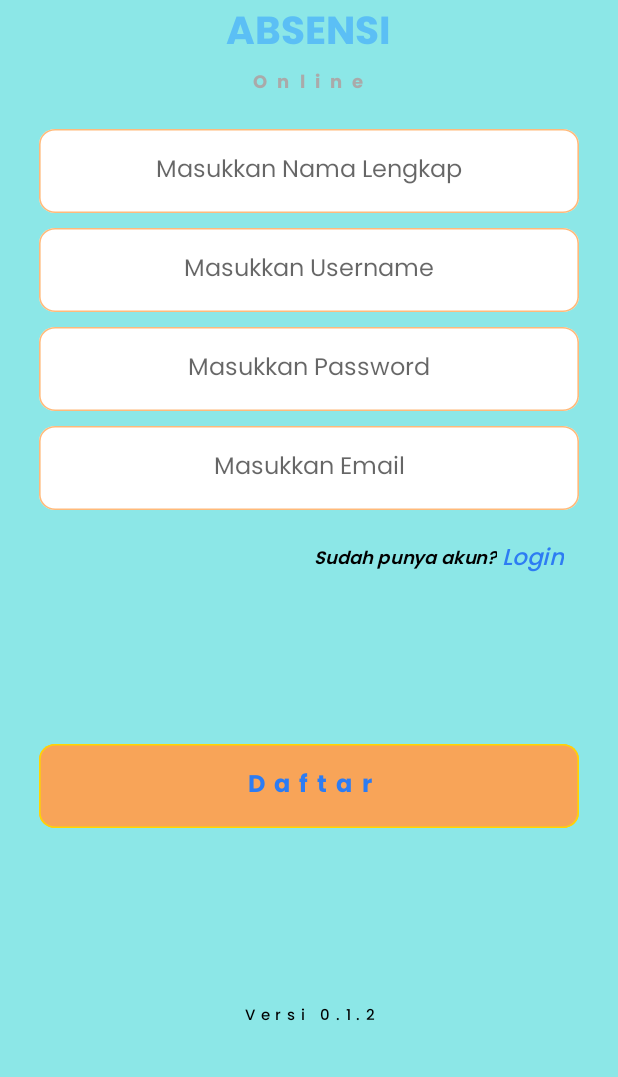
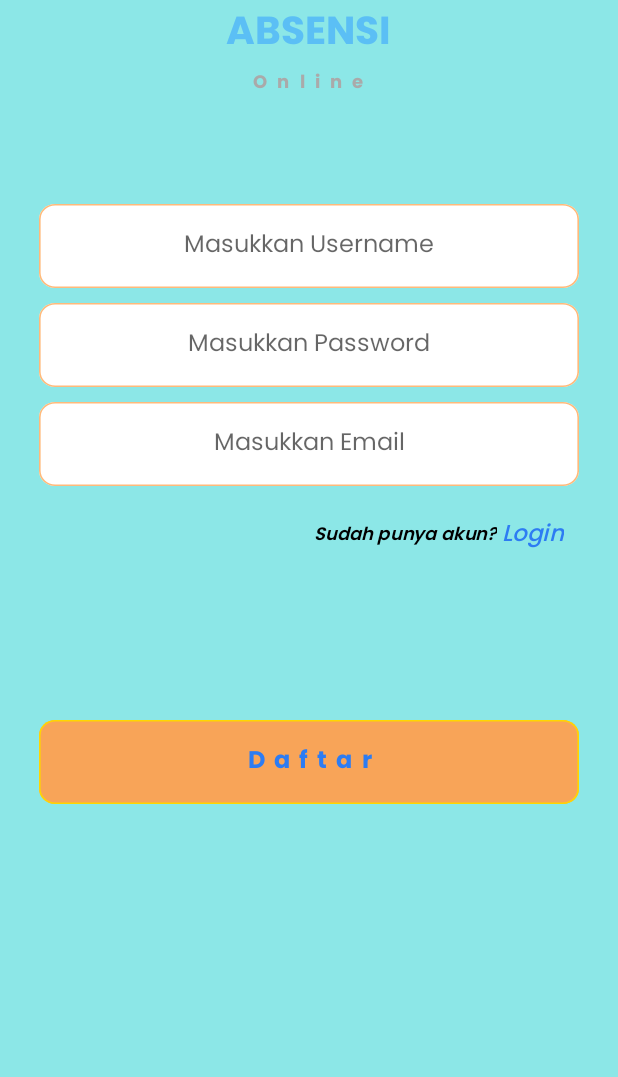
Before and after one commit to irkhamnazmi/EPresensi, an Android app: the SignupFragment screen opened through its navigation route, on a phone screen of 412 x 824 dp, the part 159-1236 px from its top. Run offline under Robolectric (Android 15) with nearby library versions, the phone set to English and light mode, and no system bars; our stand-ins replace RxJava.

Commit message:
Fix Bugs

```diff
--- a/app/src/main/java/com/rsudbrebes/epresensi/ui/auth/AuthActivity.kt
+++ b/app/src/main/java/com/rsudbrebes/epresensi/ui/auth/AuthActivity.kt
@@ -1,25 +1,21 @@
 package com.rsudbrebes.epresensi.ui.auth
 
 import android.os.Bundle
+import android.widget.Toast
 import androidx.appcompat.app.AppCompatActivity
 import androidx.navigation.NavOptions
 import androidx.navigation.Navigation
 import com.rsudbrebes.epresensi.R
+import com.rsudbrebes.epresensi.databinding.ActivityAuthBinding
 
 class AuthActivity : AppCompatActivity() {
+    private lateinit var binding: ActivityAuthBinding
     override fun onCreate(savedInstanceState: Bundle?) {
         super.onCreate(savedInstanceState)
-        setContentView(R.layout.activity_auth)
+        binding = ActivityAuthBinding.inflate(layoutInflater)
+        setContentView(binding.root)
+        val pageRequest = intent.getStringExtra("page_request")
 
-        val pageRequest = intent.getStringExtra("page_request")
-        if (pageRequest.equals("webview")){
-            val navOption = NavOptions.Builder()
-                .setPopUpTo(R.id.fragmentSignSuccess, true)
-                .build()
-
-            Navigation.findNavController(findViewById(R.id.authHostFragment))
-                .navigate(R.id.action_webview, null,navOption)
-        }
 //
 //
 //        if (pageRequest == 2){
@@ -34,4 +30,8 @@ class AuthActivity : AppCompatActivity() {
 
 
     }
+
+    fun dispatchInformations(mesg: String?) {
+        binding.includedFooter.tvFooter.text = mesg
+    }
 }
--- a/app/src/main/java/com/rsudbrebes/epresensi/ui/auth/signin/SigninFragment.kt
+++ b/app/src/main/java/com/rsudbrebes/epresensi/ui/auth/signin/SigninFragment.kt
@@ -1,23 +1,20 @@
 package com.rsudbrebes.epresensi.ui.auth.signin
 
 import android.content.Intent
-import android.graphics.Typeface
 import android.os.Build
 import android.os.Bundle
-import androidx.fragment.app.Fragment
 import android.view.LayoutInflater
 import android.view.View
 import android.view.ViewGroup
 import android.widget.Toast
 import androidx.annotation.RequiresApi
+import androidx.fragment.app.Fragment
 import androidx.navigation.Navigation
 import com.google.gson.Gson
 import com.rsudbrebes.epresensi.EPresensi
 import com.rsudbrebes.epresensi.R
 import com.rsudbrebes.epresensi.databinding.FragmentSigninBinding
 import com.rsudbrebes.epresensi.model.response.login.LoginResponse
-import com.rsudbrebes.epresensi.model.response.user.User
-import com.rsudbrebes.epresensi.ui.MainActivity
 import com.rsudbrebes.epresensi.ui.auth.AuthActivity
 
 class SigninFragment : Fragment(), SigninContract.View {
@@ -38,10 +35,7 @@ class SigninFragment : Fragment(), SigninContract.View {
     override fun onActivityCreated(savedInstanceState: Bundle?) {
         super.onActivityCreated(savedInstanceState)
         presenter = SigninPresenter(this)
-        val tvFooter = binding.includedFooter.tvFooter
-        tvFooter.text = activity?.getString(R.string.version)
-        tvFooter.setTextAppearance(R.style.versi_0_1_2)
-
+        (activity as AuthActivity)?.dispatchInformations(activity?.getString(R.string.version))
         if (!EPresensi.getApp().getUser().isNullOrEmpty()) {
             val submit = Intent(activity, AuthActivity::class.java)
             submit.putExtra("page_request", 2)
--- a/app/src/main/java/com/rsudbrebes/epresensi/ui/auth/signup/SignupFragment.kt
+++ b/app/src/main/java/com/rsudbrebes/epresensi/ui/auth/signup/SignupFragment.kt
@@ -48,9 +48,7 @@ class SignupFragment : Fragment(), SignupContract.View {
     override fun onActivityCreated(savedInstanceState: Bundle?) {
         super.onActivityCreated(savedInstanceState)
         presenter = SignupPresenter(this)
-        val tvFooter = binding.includedFooter.tvFooter
-        tvFooter.text = activity?.getString(R.string.version)
-        tvFooter.setTextAppearance(getActivity(), R.style.versi_0_1_2)
+        (activity as AuthActivity)?.dispatchInformations(activity?.getString(R.string.version))
         binding.tvLogin.setOnClickListener {
             val signin = Intent(activity, AuthActivity::class.java)
             signin.putExtra("page_request", 2)
@@ -58,15 +56,12 @@ class SignupFragment : Fragment(), SignupContract.View {
         }
 
         binding.btnSignup.setOnClickListener {
-            var fullName = binding.edtFullname
+//            var fullName = binding.edtFullname
             var username = binding.edtUsername
             var password = binding.edtPassword
             var email = binding.edtEmail
 
-            if (fullName.text.toString().isNullOrEmpty()) {
-                fullName.error = "Silahkan masukkan Nama Lengkap Anda"
-                fullName.requestFocus()
-            } else if (username.text.toString().isNullOrEmpty()) {
+            if (username.text.toString().isNullOrEmpty()) {
                 username.error = "Silahkan masukkan Username Anda"
                 username.requestFocus()
             } else if (password.text.toString().isNullOrEmpty()) {
@@ -80,7 +75,7 @@ class SignupFragment : Fragment(), SignupContract.View {
                 email.requestFocus()
             } else {
                 var data = RegisterRequest(
-                    fullName.text.toString(),
+                    "",
                     username.text.toString(),
                     password.text.toString(),
                     email.text.toString()
--- a/app/src/main/res/layout/activity_auth.xml
+++ b/app/src/main/res/layout/activity_auth.xml
@@ -5,41 +5,31 @@
     android:layout_width="match_parent"
     android:layout_height="match_parent"
     android:background="@drawable/background_color"
-    android:padding="16dp"
     tools:context=".ui.auth.AuthActivity">
 
     <androidx.core.widget.NestedScrollView
         android:layout_width="match_parent"
-        android:layout_height="wrap_content"
-        android:layout_alignParentStart="true"
-        android:layout_alignParentTop="true"
-        android:layout_alignParentEnd="true"
-        android:layout_alignParentBottom="true"
-        android:fillViewport="true"
-        android:orientation="vertical">
+        android:layout_height="match_parent"
+        android:fillViewport="true">
 
-        <RelativeLayout
+
+        <LinearLayout
             android:layout_width="match_parent"
-            android:layout_height="match_parent">
+            android:layout_height="0dp"
+            android:orientation="vertical">
 
             <include
                 android:id="@+id/included_header"
                 layout="@layout/layout_header_auth"
                 android:layout_width="match_parent"
-                android:layout_height="wrap_content"
-                android:layout_marginBottom="10dp"
-                android:layout_alignParentStart="true"
-                android:layout_alignParentTop="true"
-                android:layout_alignParentEnd="true" />
+                android:layout_height="wrap_content" />
+
 
             <LinearLayout
                 android:id="@+id/ln_auth"
                 android:layout_width="match_parent"
                 android:layout_height="wrap_content"
-                android:layout_below="@+id/included_header"
-                android:layout_alignParentStart="true"
-                android:layout_alignParentEnd="true"
-                android:layout_alignParentBottom="true"
+                android:layout_marginTop="28dp"
                 android:orientation="vertical">
 
 
@@ -51,11 +41,18 @@
                     app:defaultNavHost="true"
                     app:navGraph="@navigation/nav_auth" />
 
-
             </LinearLayout>
 
 
-        </RelativeLayout>
+            <include
+                android:id="@+id/included_footer"
+                layout="@layout/layout_footer_copyright"
+                android:layout_width="match_parent"
+                android:layout_height="wrap_content"
+                android:layout_marginTop="179dp" />
+
+
+        </LinearLayout>
 
 
     </androidx.core.widget.NestedScrollView>
--- a/app/src/main/res/layout/activity_splash_screen.xml
+++ b/app/src/main/res/layout/activity_splash_screen.xml
@@ -76,6 +76,6 @@
         android:layout_height="wrap_content"
         android:layout_alignParentStart="true"
         android:layout_alignParentEnd="true"
-        android:layout_alignParentBottom="true"/>
+        android:layout_alignParentBottom="true" />
 
 </RelativeLayout>
--- a/app/src/main/res/layout/fragment_check.xml
+++ b/app/src/main/res/layout/fragment_check.xml
@@ -6,7 +6,6 @@
     xmlns:app="http://schemas.android.com/apk/res-auto"
     tools:context=".ui.home.check.CheckFragment"
     xmlns:android="http://schemas.android.com/apk/res/android"
-
     >
 
         <LinearLayout
--- a/app/src/main/res/layout/fragment_signup.xml
+++ b/app/src/main/res/layout/fragment_signup.xml
@@ -2,16 +2,14 @@
 <RelativeLayout xmlns:app="http://schemas.android.com/apk/res-auto"
     xmlns:tools="http://schemas.android.com/tools"
     android:layout_width="match_parent"
-    android:layout_height="match_parent"
-    android:fillViewport="true"
+    android:layout_height="wrap_content"
     xmlns:android="http://schemas.android.com/apk/res/android"
-    android:orientation="vertical"
+    android:padding="16dp"
     tools:context=".ui.auth.signup.SignupFragment">
 
     <LinearLayout
         android:layout_width="match_parent"
-        android:layout_height="match_parent"
-        android:layout_above="@id/included_footer"
+        android:layout_height="wrap_content"
         android:layout_alignParentStart="true"
         android:layout_alignParentTop="true"
         android:layout_alignParentEnd="true"
@@ -20,18 +18,18 @@
 
         >
 
-        <EditText
-            android:id="@+id/edtFullname"
-            android:layout_width="match_parent"
-            android:layout_height="wrap_content"
-            android:layout_marginTop="10dp"
-            android:background="@drawable/edt_form_style"
-            android:fontFamily="@font/poppins"
-            android:hint="Masukkan Nama Lengkap"
-            android:textAlignment="center"
-            android:textAppearance="@style/username"
-            app:layout_constraintStart_toStartOf="parent"
-            app:layout_constraintTop_toTopOf="parent" />
+<!--        <EditText-->
+<!--            android:id="@+id/edtFullname"-->
+<!--            android:layout_width="match_parent"-->
+<!--            android:layout_height="wrap_content"-->
+<!--            android:layout_marginTop="10dp"-->
+<!--            android:background="@drawable/edt_form_style"-->
+<!--            android:fontFamily="@font/poppins"-->
+<!--            android:hint="Masukkan Nama Lengkap"-->
+<!--            android:textAlignment="center"-->
+<!--            android:textAppearance="@style/username"-->
+<!--            app:layout_constraintStart_toStartOf="parent"-->
+<!--            app:layout_constraintTop_toTopOf="parent" />-->
 
         <EditText
             android:id="@+id/edtUsername"
@@ -99,9 +97,9 @@
             <TextView
                 android:layout_width="wrap_content"
                 android:layout_height="wrap_content"
+                android:layout_alignParentTop="true"
+                android:layout_marginTop="2.5dp"
                 android:layout_marginRight="3dp"
-                android:layout_marginTop="2.5dp"
-                android:layout_alignParentTop="true"
                 android:layout_toStartOf="@+id/tvLogin"
                 android:fontFamily="@font/poppins_semibold"
                 android:text="Sudah punya akun?"
@@ -131,12 +129,5 @@
 
 
     </LinearLayout>
-    <include
-        android:id="@+id/included_footer"
-        layout="@layout/layout_footer_copyright"
-        android:layout_width="match_parent"
-        android:layout_height="wrap_content"
-        android:layout_alignParentStart="true"
-        android:layout_alignParentEnd="true"
-        android:layout_alignParentBottom="true"/>
+
 </RelativeLayout>
--- a/app/src/main/res/layout/layout_header_auth.xml
+++ b/app/src/main/res/layout/layout_header_auth.xml
@@ -4,6 +4,7 @@
     xmlns:tools="http://schemas.android.com/tools"
     android:layout_width="match_parent"
     android:layout_height="wrap_content"
+    android:padding="16dp"
     android:orientation="vertical"
     android:gravity="center"
    >
--- a/app/src/main/res/navigation/nav_auth.xml
+++ b/app/src/main/res/navigation/nav_auth.xml
@@ -12,8 +12,6 @@
         <action android:id="@+id/action_signin"
             app:destination="@+id/fragmentSignIn"/>
 
-        <action android:id="@+id/action_webview"
-            app:destination="@+id/fragmentWebview"/>
 
 
     </fragment>
@@ -38,11 +36,6 @@
             app:destination="@id/fragmentSignIn"/>
 
     </fragment>
-    <fragment
-        android:id="@+id/fragmentWebview"
-        android:name="com.rsudbrebes.epresensi.ui.auth.webview.WebviewFragment"
-        android:label="fragment_webview"
-        tools:layout="@layout/fragment_webview" />
 
 
 </navigation>
```
Also changed, not shown: app/src/main/java/com/rsudbrebes/epresensi/ui/auth/signsuccess/SignSuccessFragment.kt (+33 -8 lines), app/src/main/java/com/rsudbrebes/epresensi/ui/auth/webview/WebviewFragment.kt (deleted, +0 -31 lines), app/src/main/res/layout/fragment_sign_success.xml (+2 -11 lines), app/src/main/res/layout/fragment_signin.xml (+2 -8 lines), app/src/main/res/layout/showdialog_webview.xml (renamed from app/src/main/res/layout/fragment_webview.xml, +3 -6 lines).
